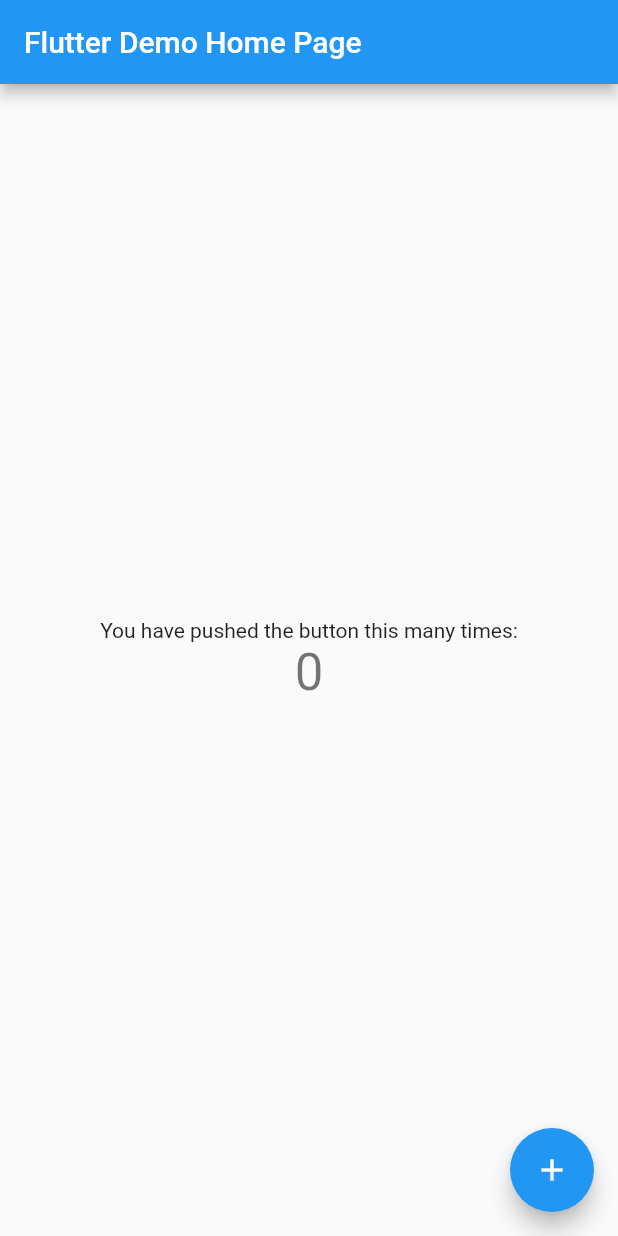
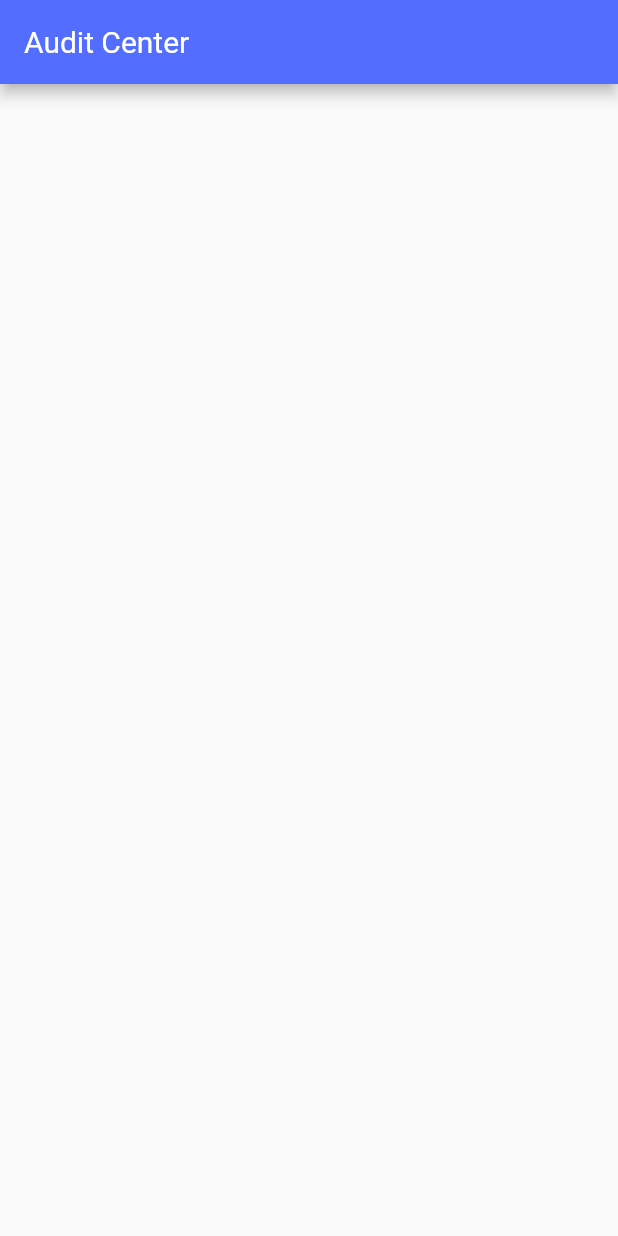
Before and after one commit to rafa-thayto/challange-app, a Flutter app: the screen it shows after launch, on a phone screen of 412 x 824 dp. Run offline on Flutter 3.47's test engine with Material 2 defaults, Android fonts, the phone set to English and light mode, and no system bars.

Commit message:
:sparkles: feat: adding repository, db and screens

```diff
--- a/lib/main.dart
+++ b/lib/main.dart
@@ -1,3 +1,4 @@
+import 'package:audit_center/screens/home_screen.dart';
 import 'package:flutter/material.dart';
 
 void main() {
@@ -9,7 +10,7 @@ class MyApp extends StatelessWidget {
   @override
   Widget build(BuildContext context) {
     return MaterialApp(
-      title: 'Flutter Demo',
+      title: 'Audit Center',
       theme: ThemeData(
         // This is the theme of your application.
         //
@@ -22,7 +23,7 @@ class MyApp extends StatelessWidget {
         // is not restarted.
         primarySwatch: Colors.blue,
       ),
-      home: MyHomePage(title: 'Flutter Demo Home Page'),
+      home: HomeScreen(),
     );
   }
 }
--- /dev/null
+++ b/lib/screens/home_screen.dart
@@ -0,0 +1,25 @@
+import 'package:flutter/material.dart';
+
+class HomeScreen extends StatefulWidget {
+  const HomeScreen({Key? key}) : super(key: key);
+
+  @override
+  _HomeScreenState createState() => _HomeScreenState();
+}
+
+class _HomeScreenState extends State<HomeScreen> {
+  @override
+  Widget build(BuildContext context) {
+    return Scaffold(
+      appBar: AppBar(
+        backgroundColor: Colors.indigoAccent,
+        title: Text(
+          'Audit Center',
+          overflow: TextOverflow.ellipsis,
+          style: TextStyle(fontWeight: FontWeight.normal),
+        ),
+      ),
+    );
+    // return Container(color: Colors.white);
+  }
+}
```
Also changed, not shown: lib/models/auditoria_model.dart (added, +11 -0 lines), lib/repositories/auditoria_database.dart (added, +9 -0 lines), lib/repositories/auditoria_repository.dart (added, +29 -0 lines), lib/screens/auditoria_details_screen.dart (added, +10 -0 lines), lib/screens/auditorias_screen.dart (added, +129 -0 lines).
